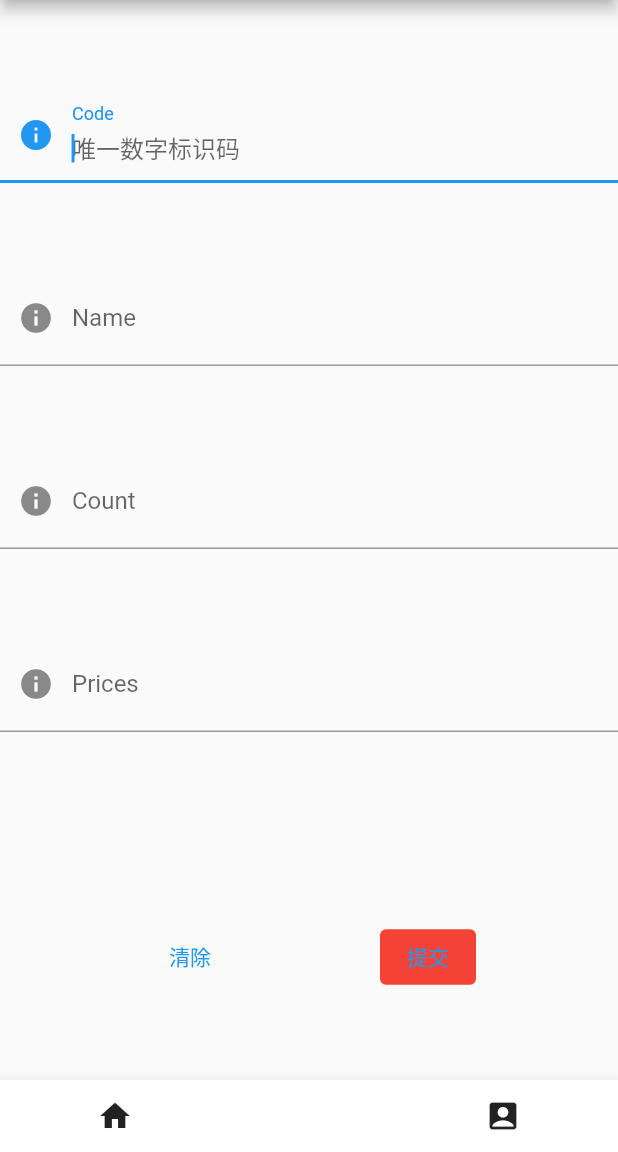
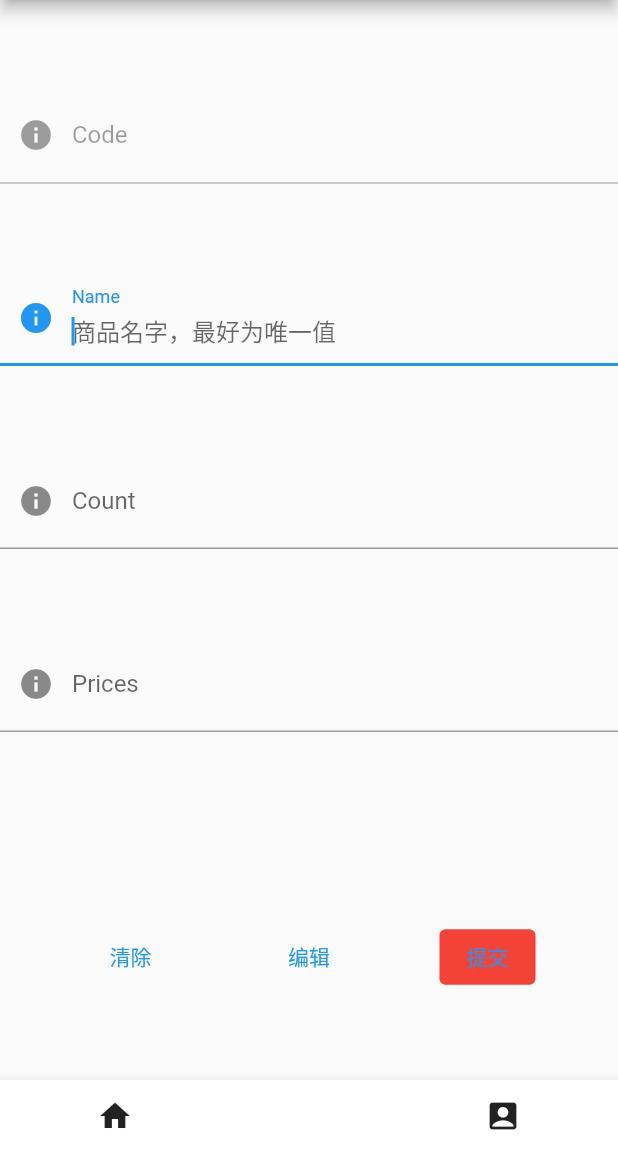
Before and after one commit to boziyoung/flutter_depot, a Flutter app: the AddGoods screen opened directly, on a phone screen of 412 x 824 dp, the part 84-1236 px from its top. Run offline on Flutter 3.47's test engine with Material 2 defaults, Android fonts, the phone set to English and light mode, and no system bars; missing offline and left inert: barcode_scan2; statements that could not run were skipped.

Commit message:
尝试将新增和编辑页面融合

```diff
--- a/lib/page/add_goods.dart
+++ b/lib/page/add_goods.dart
@@ -18,6 +18,9 @@ class _AddGoodsState extends State<AddGoods> {
   final TextEditingController _countController = TextEditingController();
   final TextEditingController _nameController = TextEditingController();
   final TextEditingController _pricesController = TextEditingController();
+
+  // 初始化 可输入状态
+  bool editedstate = false;
 
   // 传入的参数值，不能直接在 controller 中使用
    @override
@@ -51,6 +54,7 @@ return Scaffold(
         // 使用 输入框进行记录和输入相关数据
         // code 输入框 商品的唯一确定码
         TextField(
+          enabled: editedstate,
           autofocus: true,
           // 设定键盘输入类型
           keyboardType: TextInputType.number,
@@ -123,6 +127,13 @@ return Scaffold(
               _pricesController.clear();
             }, child: const Text("清除")),
             TextButton(onPressed: (){
+              // 设置输入框 可输入状态
+              setState(() {
+                editedstate = true;
+              });
+
+            }, child: const Text("编辑")),
+            TextButton(onPressed: (){
               _addgoods();
               }, child: const Text("提交"),
             style: TextButton.styleFrom(backgroundColor: Colors.red),)
```
